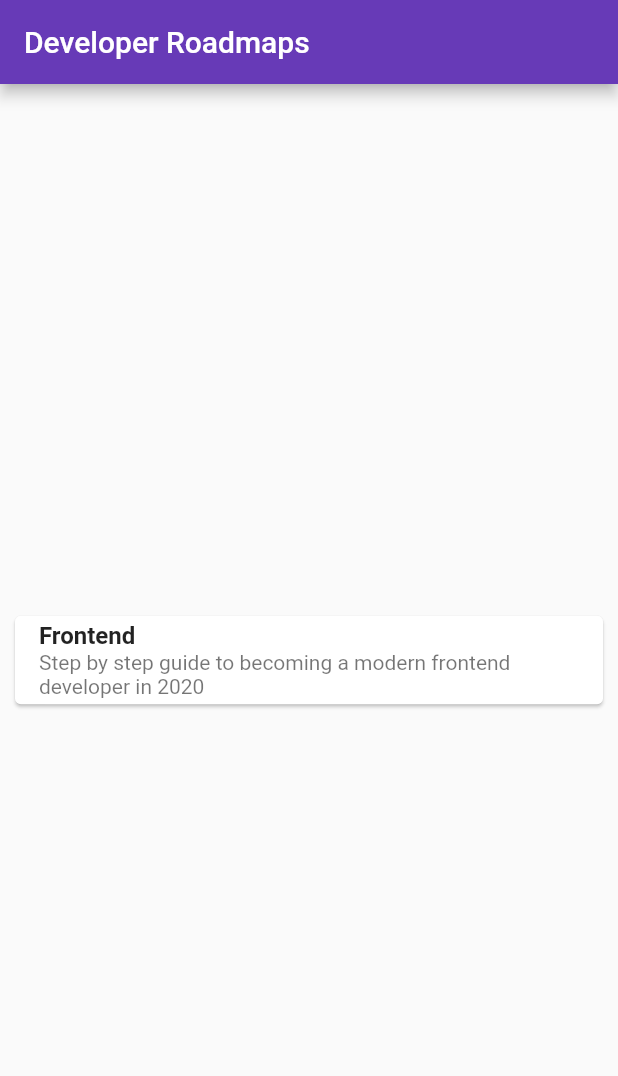
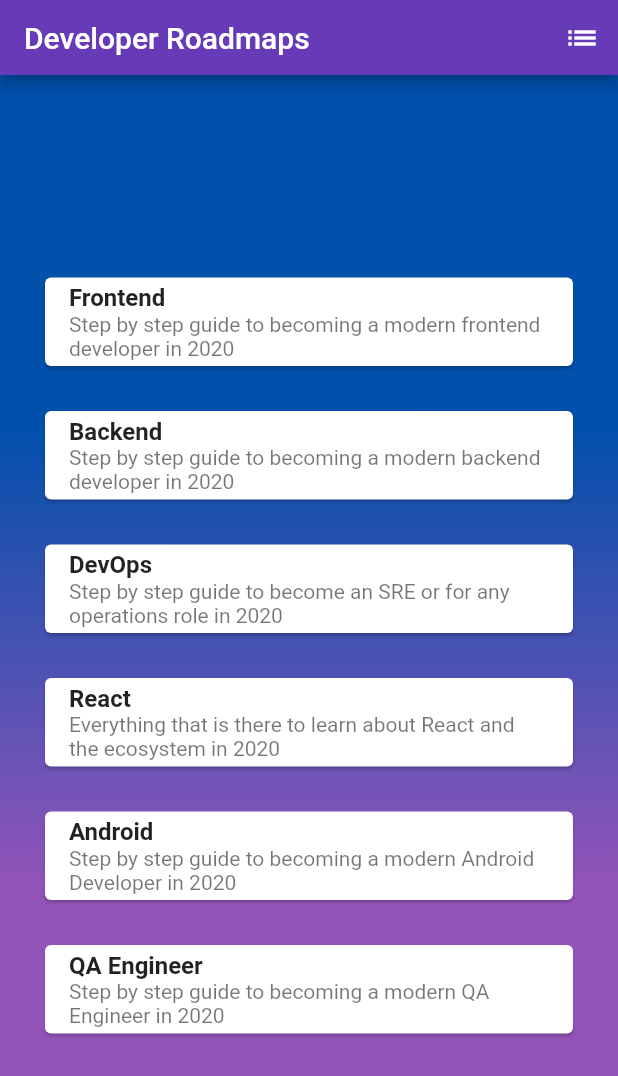
Before and after one commit to get6/developer-roadmaps, a Flutter app: the screen it shows after launch, on a phone screen of 412 x 824 dp. Shown: the top 1076 px of the screen. Run offline on Flutter 3.47's test engine with Material 2 defaults, Android fonts, the phone set to English and light mode, and no system bars.

Commit message:
배경색 추가

```diff
--- a/lib/screens/homePage.dart
+++ b/lib/screens/homePage.dart
@@ -1,4 +1,5 @@
-import 'package:developer_roadmaps/widgets/homeCard.dart';
+import 'package:developer_roadmaps/widgets/homePageAppBar.dart';
+import 'package:developer_roadmaps/widgets/homePageBody.dart';
 import 'package:flutter/material.dart';
 
 class HomePage extends StatelessWidget {
@@ -9,10 +10,8 @@ class HomePage extends StatelessWidget {
   @override
   Widget build(BuildContext context) {
     return Scaffold(
-      appBar: AppBar(
-        title: Text(title),
-      ),
-      body: const HomeCard(),
+      appBar: HomePageAppBar(title: title,),
+      body: const HomePageBody(),
       // drawer: const AppDrawer(currentPage: '/home',) not now
     );
   }
--- a/lib/widgets/homeCard.dart
+++ /dev/null
@@ -1,38 +0,0 @@
-import 'package:developer_roadmaps/models/constraints.dart';
-import 'package:flutter/material.dart';
-
-class HomeCard extends StatelessWidget {
-  const HomeCard({Key key}) : super(key: key);
-
-  @override
-  Widget build(BuildContext context) {
-    return Center(
-      child: _homeCard(
-          Constraints.en_frontend_title, Constraints.en_frontend_subtitle),
-    );
-  }
-
-  Widget _homeCard(String title, String subtitle) {
-    return Card(
-      margin: const EdgeInsets.all(10.0),
-      child: InkWell(
-        splashColor: Colors.black,
-        onTap: () {
-          print('Card tapped');
-        },
-        child: Column(
-          mainAxisSize: MainAxisSize.min,
-          children: <Widget>[
-            ListTile(
-              title: Text(
-                title,
-                style: TextStyle(fontWeight: FontWeight.bold),
-              ),
-              subtitle: Text(subtitle),
-            ),
-          ],
-        ),
-      ),
-    );
-  }
-}
--- /dev/null
+++ b/lib/widgets/homePageAppBar.dart
@@ -0,0 +1,37 @@
+import 'package:flutter/material.dart';
+
+class HomePageAppBar extends StatefulWidget implements PreferredSizeWidget {
+  const HomePageAppBar({Key key, this.title}) : super(key: key);
+
+  final String title;
+
+  @override
+  _HomePageAppBarState createState() => _HomePageAppBarState();
+
+  @override
+  Size get preferredSize => const Size.fromHeight(50);
+}
+
+class _HomePageAppBarState extends State<HomePageAppBar> {
+  @override
+  Widget build(BuildContext context) {
+    return AppBar(
+      title: Text(widget.title),
+      actions: <Widget>[
+        IconButton(
+          icon: Icon(Icons.list),
+          onPressed: () {},
+        )
+//        ),
+//        DropdownButton<dynamic>(
+//          items: <String>['한글', 'English', 'ZH'].map((String value) {
+//            return DropdownMenuItem<String>(
+//              value: value,
+//              child: Text(value),
+//            );
+//          }).toList(),
+//        )
+      ],
+    );
+  }
+}
--- /dev/null
+++ b/lib/widgets/homePageBody.dart
@@ -0,0 +1,86 @@
+import 'package:developer_roadmaps/models/constraints.dart';
+import 'package:flutter/material.dart';
+
+class HomePageBody extends StatelessWidget {
+  const HomePageBody({Key key}) : super(key: key);
+
+  @override
+  Widget build(BuildContext context) {
+    return Container(
+      decoration: BoxDecoration(
+        gradient: LinearGradient(
+          colors: [const Color(0xFF0050AC), const Color(0xFF9354B9)],
+          begin: Alignment.topCenter,
+          end: Alignment.bottomCenter,
+          stops: [0.3, 0.7],
+        ),
+      ),
+      child: Column(
+        mainAxisAlignment: MainAxisAlignment.center,
+        // mainAxisAlignment: MainAxisAlignment.spaceEvenly,
+        children: <Widget>[
+          _homeCard(
+            title: Constraints.en_frontend_title,
+            subtitle: Constraints.en_frontend_subtitle,
+          ),
+          _homeCard(
+            title: Constraints.en_backend_title,
+            subtitle: Constraints.en_backend_subtitle,
+          ),
+          _homeCard(
+            title: Constraints.en_devOps_title,
+            subtitle: Constraints.en_devOps_subtitle,
+          ),
+          _homeCard(
+            title: Constraints.en_react_title,
+            subtitle: Constraints.en_react_subtitle,
+          ),
+          _homeCard(
+            title: Constraints.en_android_title,
+            subtitle: Constraints.en_android_subtitle,
+          ),
+          _homeCard(
+            title: Constraints.en_qaEngineer_title,
+            subtitle: Constraints.en_qaEngineer_subtitle,
+          ),
+        ],
+      ),
+    );
+  }
+
+  Widget _homeCard({@required String title, @required String subtitle}) {
+    return Stack(
+      children: <Widget>[
+        Card(
+          margin: const EdgeInsets.symmetric(
+            vertical: 15.0,
+            horizontal: 30.0,
+          ),
+          shadowColor: Colors.black,
+          child: InkWell(
+            splashColor: Colors.black,
+            onTap: () {
+              print('Card tapped');
+            },
+            child: Column(
+              mainAxisSize: MainAxisSize.min,
+              children: <Widget>[
+                ListTile(
+                  title: Text(
+                    title,
+                    style: TextStyle(
+                      fontWeight: FontWeight.bold,
+                    ),
+                  ),
+                  subtitle: Text(
+                    subtitle,
+                  ),
+                ),
+              ],
+            ),
+          ),
+        ),
+      ],
+    );
+  }
+}
--- a/pubspec.yaml
+++ b/pubspec.yaml
@@ -1,5 +1,5 @@
 name: developer_roadmaps
-description: A new Flutter application.
+description: Developer roadmaps application.
 
 # The following line prevents the package from being accidentally published to
 # pub.dev using `pub publish`. This is preferred for private packages.
```
